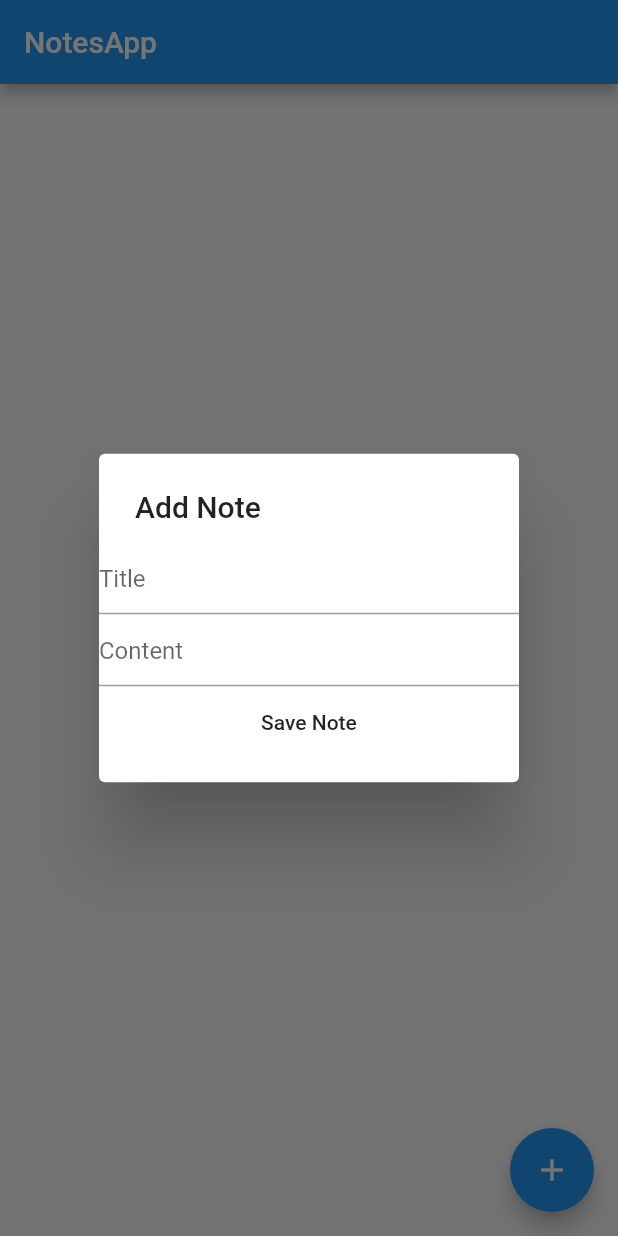
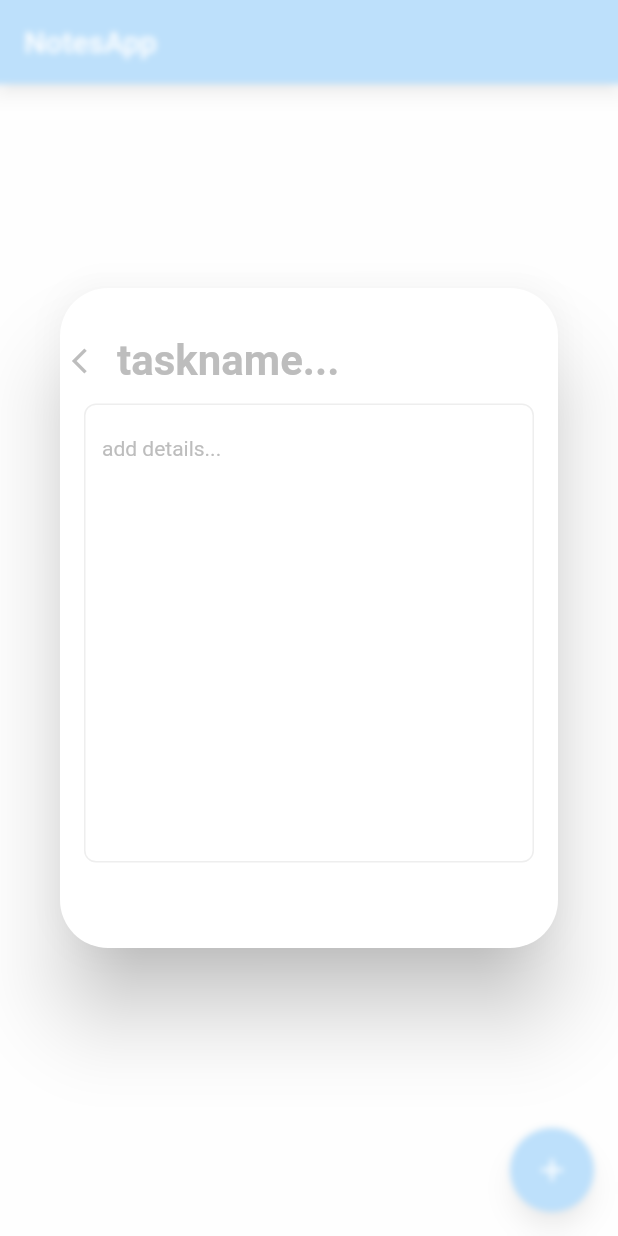
Before and after one commit to Adarsh0603/notebee, a Flutter app: the screen it shows after launch, after a tap on the "add" icon, on a phone screen of 412 x 824 dp. Run offline on Flutter 3.47's test engine with Material 2 defaults, Android fonts, the phone set to English and light mode, and no system bars; our stand-ins replace sqflite; accounts and stored records are empty.

Commit message:
added save-note-on-pop functionality

```diff
--- a/lib/constants.dart
+++ b/lib/constants.dart
@@ -1,9 +1,12 @@
 import 'package:flutter/material.dart';
 
-const kNoteTitleTextStyle = TextStyle(
-  fontWeight: FontWeight.w700,
-);
+const kNoteTitleTextStyle = TextStyle(color: Colors.black);
 
 const kNoteContentTextStyle = TextStyle(
   color: Colors.grey,
 );
+
+const kAddNoteTitleTextStyle =
+    TextStyle(fontWeight: FontWeight.w600, fontSize: 28, color: Colors.black);
+const kAddDetailNoteDetailTextStyle =
+    TextStyle(color: Colors.black, fontSize: 14, fontWeight: FontWeight.w400);
--- a/lib/providers/notes_provider.dart
+++ b/lib/providers/notes_provider.dart
@@ -23,12 +23,11 @@ class Notes with ChangeNotifier {
   }
 
   List<Note> get notesList {
-    return [..._notesList];
+    return [..._notesList].reversed.toList();
   }
 
   Future<void> deleteNote(String id) async {
     await DBHelper.deleteNoteFromDb(id);
-//    getNotes();
   }
 
   Future<void> getNotes() async {
--- a/lib/screens/home_screen.dart
+++ b/lib/screens/home_screen.dart
@@ -1,6 +1,12 @@
+import 'dart:ui';
+
+import 'package:flutter/cupertino.dart';
 import 'package:flutter/material.dart';
+import 'package:flutter_database_sql/models/note.dart';
+import 'package:flutter_database_sql/providers/notes_provider.dart';
 import 'package:flutter_database_sql/widgets/note_insert_widget.dart';
 import 'package:flutter_database_sql/widgets/notes_display.dart';
+import 'package:provider/provider.dart';
 
 class HomeScreen extends StatefulWidget {
   @override
@@ -13,15 +19,22 @@ class _HomeScreenState extends State<HomeScreen> {
     return Scaffold(
       floatingActionButton: FloatingActionButton(
         onPressed: () async {
-          var result = await showDialog<bool>(
+          var dataMap = await showDialog<Map<String, dynamic>>(
+              barrierColor: Colors.white70,
               context: context,
               builder: (context) {
-                return SimpleDialog(
-                  title: Text('Add Note'),
-                  children: [AddNote()],
+                return BackdropFilter(
+                  filter: ImageFilter.blur(sigmaX: 2, sigmaY: 2),
+                  child: SimpleDialog(
+                    shape: RoundedRectangleBorder(
+                        borderRadius: BorderRadius.all(Radius.circular(32))),
+                    children: [AddNote()],
+                  ),
                 );
               });
-          if (result) {
+          if (dataMap['title'] != null && dataMap['content'] != null) {
+            await Provider.of<Notes>(context, listen: false)
+                .addNote(dataMap['title'], dataMap['content']);
             setState(() {});
           }
         },
--- a/lib/widgets/note_insert_widget.dart
+++ b/lib/widgets/note_insert_widget.dart
@@ -1,4 +1,5 @@
 import 'package:flutter/material.dart';
+import 'package:flutter_database_sql/constants.dart';
 import 'package:flutter_database_sql/providers/notes_provider.dart';
 import 'package:provider/provider.dart';
 
@@ -10,33 +11,73 @@ class AddNote extends StatefulWidget {
 class _AddNoteState extends State<AddNote> {
   String title;
   String content;
+  Future<bool> saveNote() {
+    Navigator.of(context).pop({'title': title, 'content': content});
+  }
+
   @override
   Widget build(BuildContext context) {
-    final notes = Provider.of<Notes>(context);
-    return Container(
+    return WillPopScope(
+      onWillPop: saveNote,
+      child: Container(
+        height: MediaQuery.of(context).size.height * 0.5,
+        width: MediaQuery.of(context).size.width * 0.9,
+        child: Padding(
+          padding: const EdgeInsets.symmetric(vertical: 8.0, horizontal: 8.0),
           child: Column(
             children: [
-          TextField(
-            decoration: InputDecoration(hintText: 'Title'),
+              Row(
+                children: [
+                  GestureDetector(
+                    child: Icon(
+                      Icons.arrow_back_ios,
+                      size: 20,
+                      color: Colors.grey[400],
+                    ),
+                    onTap: () {
+                      Navigator.pop(
+                          context, {'title': title, 'content': content});
+                    },
+                  ),
+                  SizedBox(width: 10),
+                  Expanded(
+                    child: TextField(
+                      style: kAddNoteTitleTextStyle,
+                      decoration: InputDecoration(
+                        hintText: 'taskname...',
+                        border: InputBorder.none,
+                        hintStyle: kAddNoteTitleTextStyle.copyWith(
+                            color: Colors.grey[400]),
+                      ),
                       onChanged: (value) {
                         title = value;
                         print(title);
                       },
                     ),
-          TextField(
-            decoration: InputDecoration(hintText: 'Content'),
+                  ),
+                ],
+              ),
+              Padding(
+                padding: const EdgeInsets.symmetric(horizontal: 8.0),
+                child: TextField(
+                  maxLines:
+                      (MediaQuery.of(context).size.height * 0.017).toInt(),
+                  decoration: InputDecoration(
+                      enabledBorder: OutlineInputBorder(
+                          borderSide: BorderSide(color: Colors.grey[200]),
+                          borderRadius: BorderRadius.all(Radius.circular(8.0))),
+                      hintText: 'add details...',
+                      hintStyle: kAddDetailNoteDetailTextStyle.copyWith(
+                          color: Colors.grey[400])),
                   onChanged: (value) {
                     content = value;
                   },
                 ),
-          FlatButton(
-            onPressed: () async {
-              await notes.addNote(title, content);
-              Navigator.of(context).pop(true);
-            },
-            child: Text('Save Note'),
               ),
+////                await notes.addNote(title, content);
             ],
+          ),
+        ),
       ),
     );
   }
--- a/lib/widgets/notes_display.dart
+++ b/lib/widgets/notes_display.dart
@@ -28,6 +28,7 @@ class _NotesDisplayState extends State<NotesDisplay> {
   }
 
   void deleteNote() async {
+    await notes.getNotes();
     setState(() {});
   }
 
```
Also changed, not shown: lib/widgets/note_widget.dart (+8 -14 lines). Lines whose indentation alone changed are shown as unchanged.
